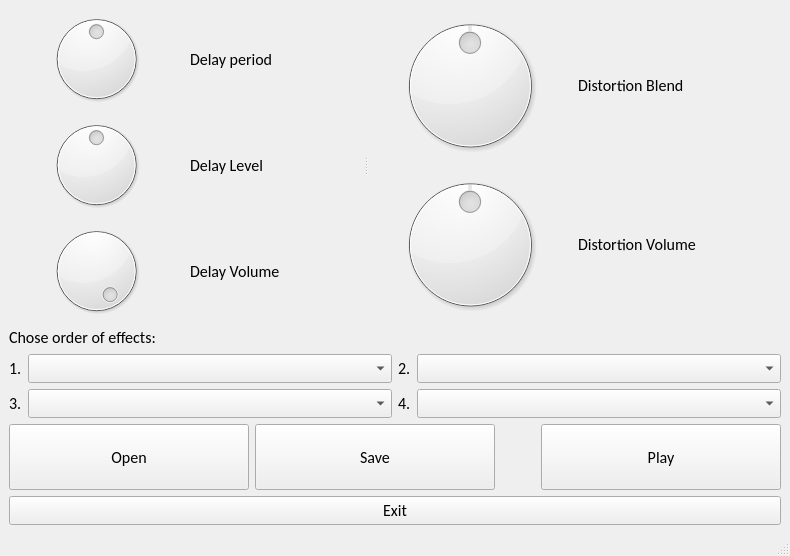
Qt form guitar_effects/mainwindow.ui (ferre111/Guitar-effects) before a commit.
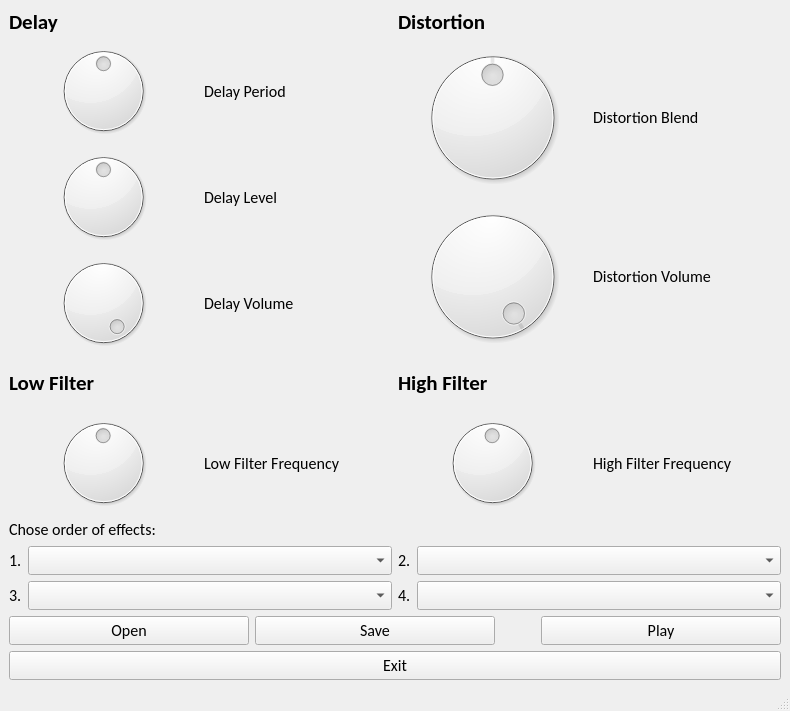
The same form after that commit.

Commit message: added low-pass and high-pass filter

The edit to the form file:
```diff
--- a/guitar_effects/mainwindow.ui
+++ b/guitar_effects/mainwindow.ui
@@ -7,20 +7,48 @@
     <x>0</x>
     <y>0</y>
     <width>790</width>
-    <height>556</height>
+    <height>711</height>
    </rect>
   </property>
   <property name="windowTitle">
    <string>MainWindow</string>
   </property>
   <widget class="QWidget" name="centralwidget">
+   <layout class="QVBoxLayout" name="verticalLayout_9">
+    <item>
+     <layout class="QVBoxLayout" name="verticalLayout_8">
+      <item>
+       <layout class="QHBoxLayout" name="horizontalLayout_7">
+        <item>
    <layout class="QVBoxLayout" name="verticalLayout_5">
     <item>
-     <widget class="QSplitter" name="splitter">
-      <property name="orientation">
-       <enum>Qt::Horizontal</enum>
-      </property>
-      <widget class="QWidget" name="">
+           <widget class="QLabel" name="label_Delay">
+            <property name="sizePolicy">
+             <sizepolicy hsizetype="Preferred" vsizetype="Maximum">
+              <horstretch>0</horstretch>
+              <verstretch>0</verstretch>
+             </sizepolicy>
+            </property>
+            <property name="font">
+             <font>
+              <family>Calibri</family>
+              <pointsize>16</pointsize>
+              <weight>75</weight>
+              <bold>true</bold>
+             </font>
+            </property>
+            <property name="layoutDirection">
+             <enum>Qt::LeftToRight</enum>
+            </property>
+            <property name="text">
+             <string>Delay</string>
+            </property>
+            <property name="textFormat">
+             <enum>Qt::AutoText</enum>
+            </property>
+           </widget>
+          </item>
+          <item>
        <layout class="QVBoxLayout" name="verticalLayout">
         <item>
          <layout class="QHBoxLayout" name="horizontalLayout_2">
@@ -52,7 +80,7 @@
              </font>
             </property>
             <property name="text">
-             <string>Delay period</string>
+                 <string>Delay Period</string>
             </property>
            </widget>
           </item>
@@ -63,13 +91,22 @@
           <item>
            <widget class="QDial" name="dial_Delay_Level">
             <property name="minimum">
-             <number>100</number>
+                 <number>-500</number>
             </property>
             <property name="maximum">
-             <number>500</number>
+                 <number>-100</number>
             </property>
             <property name="value">
-             <number>300</number>
+                 <number>-300</number>
+                </property>
+                <property name="orientation">
+                 <enum>Qt::Horizontal</enum>
+                </property>
+                <property name="invertedAppearance">
+                 <bool>false</bool>
+                </property>
+                <property name="invertedControls">
+                 <bool>false</bool>
             </property>
            </widget>
           </item>
@@ -134,9 +171,38 @@
          </layout>
         </item>
        </layout>
-      </widget>
-      <widget class="QWidget" name="">
+          </item>
+         </layout>
+        </item>
+        <item>
        <layout class="QVBoxLayout" name="verticalLayout_4">
+          <item>
+           <widget class="QLabel" name="label_Distortion">
+            <property name="sizePolicy">
+             <sizepolicy hsizetype="Preferred" vsizetype="Maximum">
+              <horstretch>0</horstretch>
+              <verstretch>0</verstretch>
+             </sizepolicy>
+            </property>
+            <property name="font">
+             <font>
+              <family>Calibri</family>
+              <pointsize>16</pointsize>
+              <weight>75</weight>
+              <bold>true</bold>
+             </font>
+            </property>
+            <property name="layoutDirection">
+             <enum>Qt::LeftToRight</enum>
+            </property>
+            <property name="text">
+             <string>Distortion</string>
+            </property>
+            <property name="textFormat">
+             <enum>Qt::AutoText</enum>
+            </property>
+           </widget>
+          </item>
         <item>
          <layout class="QHBoxLayout" name="horizontalLayout_14">
           <item>
@@ -175,7 +241,7 @@
              <number>1000</number>
             </property>
             <property name="value">
-             <number>500</number>
+               <number>1000</number>
             </property>
            </widget>
           </item>
@@ -195,13 +261,135 @@
          </layout>
         </item>
        </layout>
-      </widget>
-     </widget>
+        </item>
+       </layout>
+      </item>
+      <item>
+       <layout class="QHBoxLayout" name="horizontalLayout_16">
+        <item>
+         <layout class="QVBoxLayout" name="verticalLayout_7">
+          <item>
+           <widget class="QLabel" name="label_Low_Filter">
+            <property name="font">
+             <font>
+              <family>Calibri</family>
+              <pointsize>16</pointsize>
+              <weight>75</weight>
+              <bold>true</bold>
+             </font>
+            </property>
+            <property name="layoutDirection">
+             <enum>Qt::LeftToRight</enum>
+            </property>
+            <property name="text">
+             <string>Low Filter</string>
+            </property>
+            <property name="textFormat">
+             <enum>Qt::AutoText</enum>
+            </property>
+           </widget>
+          </item>
+          <item>
+           <layout class="QHBoxLayout" name="horizontalLayout_8">
+            <item>
+             <widget class="QDial" name="dial_Low_Filter">
+              <property name="minimum">
+               <number>50</number>
+              </property>
+              <property name="maximum">
+               <number>20000</number>
+              </property>
+              <property name="value">
+               <number>9975</number>
+              </property>
+             </widget>
+            </item>
+            <item>
+             <widget class="QLabel" name="label_Low_Filter_Freq">
+              <property name="font">
+               <font>
+                <family>Calibri</family>
+                <pointsize>12</pointsize>
+               </font>
+              </property>
+              <property name="text">
+               <string>Low Filter Frequency</string>
+              </property>
+             </widget>
+            </item>
+           </layout>
+          </item>
+         </layout>
+        </item>
+        <item>
+         <layout class="QVBoxLayout" name="verticalLayout_6">
+          <item>
+           <widget class="QLabel" name="label_High_Filter">
+            <property name="font">
+             <font>
+              <family>Calibri</family>
+              <pointsize>16</pointsize>
+              <weight>75</weight>
+              <bold>true</bold>
+             </font>
+            </property>
+            <property name="layoutDirection">
+             <enum>Qt::LeftToRight</enum>
+            </property>
+            <property name="text">
+             <string>High Filter</string>
+            </property>
+            <property name="textFormat">
+             <enum>Qt::AutoText</enum>
+            </property>
+           </widget>
+          </item>
+          <item>
+           <layout class="QHBoxLayout" name="horizontalLayout_6">
+            <item>
+             <widget class="QDial" name="dial_High_Filter">
+              <property name="minimum">
+               <number>50</number>
+              </property>
+              <property name="maximum">
+               <number>20000</number>
+              </property>
+              <property name="value">
+               <number>9975</number>
+              </property>
+             </widget>
+            </item>
+            <item>
+             <widget class="QLabel" name="label_High_Filter_Freq">
+              <property name="font">
+               <font>
+                <family>Calibri</family>
+                <pointsize>12</pointsize>
+               </font>
+              </property>
+              <property name="text">
+               <string>High Filter Frequency</string>
+              </property>
+             </widget>
+            </item>
+           </layout>
+          </item>
+         </layout>
+        </item>
+       </layout>
+      </item>
+     </layout>
     </item>
     <item>
      <layout class="QVBoxLayout" name="verticalLayout_3">
       <item>
        <widget class="QLabel" name="label_Chose_Order">
+        <property name="sizePolicy">
+         <sizepolicy hsizetype="Preferred" vsizetype="Fixed">
+          <horstretch>0</horstretch>
+          <verstretch>0</verstretch>
+         </sizepolicy>
+        </property>
         <property name="font">
          <font>
           <family>Calibri</family>
@@ -364,7 +552,7 @@
       <item>
        <widget class="QPushButton" name="pushButton_Open">
         <property name="sizePolicy">
-         <sizepolicy hsizetype="Minimum" vsizetype="Preferred">
+         <sizepolicy hsizetype="Minimum" vsizetype="Fixed">
           <horstretch>0</horstretch>
           <verstretch>0</verstretch>
          </sizepolicy>
@@ -383,7 +571,7 @@
       <item>
        <widget class="QPushButton" name="pushButton_Save">
         <property name="sizePolicy">
-         <sizepolicy hsizetype="Minimum" vsizetype="Preferred">
+         <sizepolicy hsizetype="Minimum" vsizetype="Fixed">
           <horstretch>0</horstretch>
           <verstretch>0</verstretch>
          </sizepolicy>
@@ -418,7 +606,7 @@
       <item>
        <widget class="QPushButton" name="pushButton_Play">
         <property name="sizePolicy">
-         <sizepolicy hsizetype="Minimum" vsizetype="Preferred">
+         <sizepolicy hsizetype="Minimum" vsizetype="Fixed">
           <horstretch>0</horstretch>
           <verstretch>0</verstretch>
          </sizepolicy>
```
Lines whose indentation alone changed are shown as unchanged. The commit also changes 11 other files.
